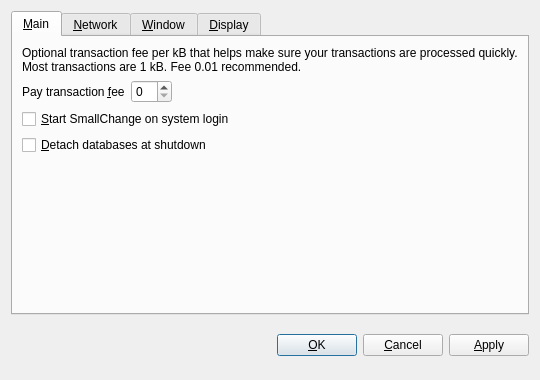
Old version of the form src/qt/forms/optionsdialog.ui in the repository texcoin/texcoin.
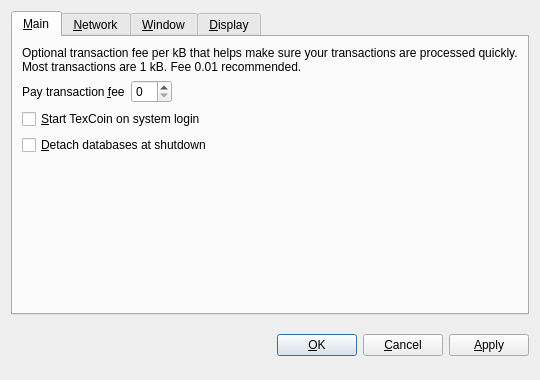
New version of the form. The open tabs and pages were chosen to show the change. Custom widgets are drawn as their Qt base class.

Commit message: Changed all the names from SmallChange to TexCoin (TEX).

Patch:
```diff
--- a/src/qt/forms/optionsdialog.ui
+++ b/src/qt/forms/optionsdialog.ui
@@ -82,7 +82,7 @@
           <string>Automatically start SmallChange after logging in to the system.</string>
          </property>
          <property name="text">
-          <string>&amp;Start SmallChange on system login</string>
+          <string>&amp;Start TexCoin on system login</string>
          </property>
         </widget>
        </item>
```
Left out of the diff: 10 changed lines with no effect on the pictures. The commit also changes 37 other files.
